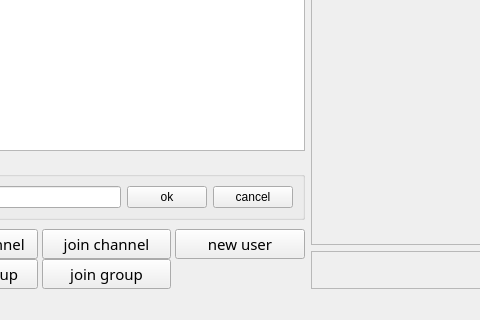
Before: the Qt Designer form messenger/main_page.ui in SeyedAliamiri/Messenger_cpp-31-_9, drawn with Qt 5; both pictures show x 101 to 581 and y 371 to 691 of the 1215 by 691 pixel window.
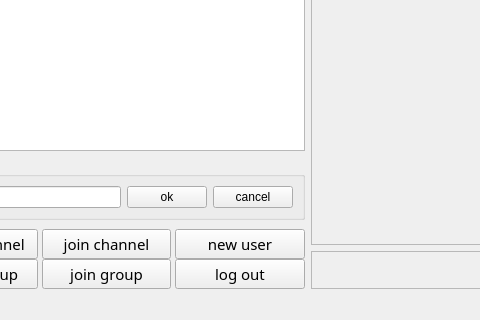
After: the same form once the commit is applied.

What changed in the file:
```diff
--- a/messenger/main_page.ui
+++ b/messenger/main_page.ui
@@ -238,6 +238,19 @@
             </property>
            </widget>
           </item>
+          <item row="2" column="2">
+           <widget class="QPushButton" name="pushButton">
+            <property name="font">
+             <font>
+              <family>Berlin Sans FB Demi</family>
+              <pointsize>11</pointsize>
+             </font>
+            </property>
+            <property name="text">
+             <string>log out</string>
+            </property>
+           </widget>
+          </item>
          </layout>
         </item>
        </layout>
```
